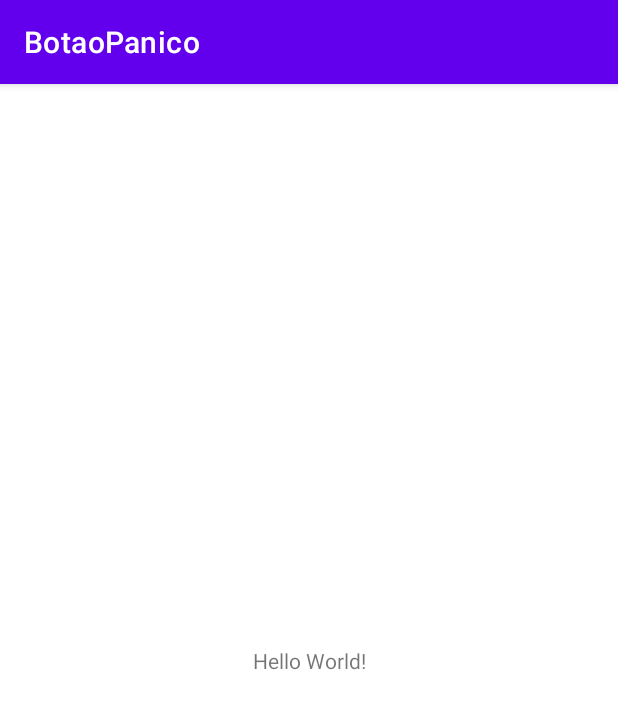
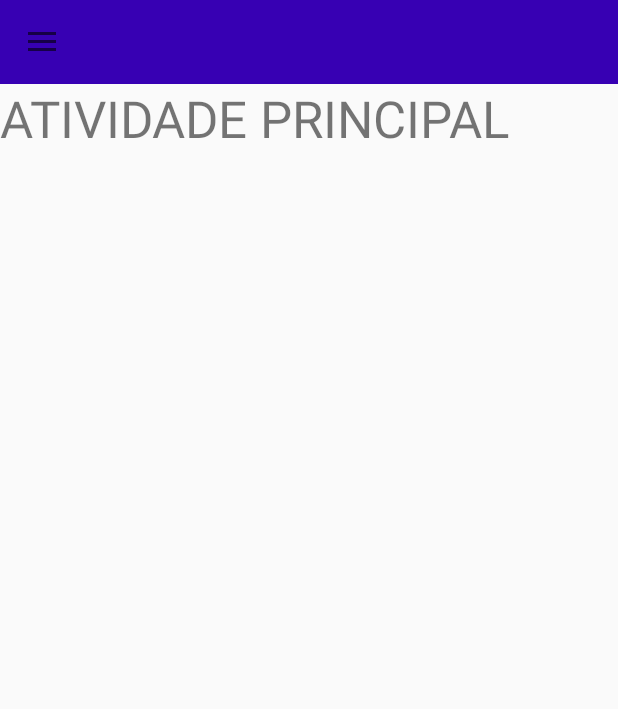
Before and after one commit to JackFrosst/BotaoDePanico, an Android app: the screen it shows after launch (MainActivity), on a phone screen of 412 x 824 dp. Shown: the top 709 px of the screen. Run offline under Robolectric (Android 15) with nearby library versions, the phone set to English and light mode, and no system bars.

Commit message:
add menu gaveta

```diff
--- a/app/src/main/AndroidManifest.xml
+++ b/app/src/main/AndroidManifest.xml
@@ -8,8 +8,9 @@
         android:label="@string/app_name"
         android:roundIcon="@mipmap/ic_launcher_round"
         android:supportsRtl="true"
-        android:theme="@style/Theme.BotaoPanico">
-        <activity android:name=".MainActivity">
+        android:theme="@style/Theme.AppCompat.DayNight.NoActionBar">
+        <activity android:name=".MainActivity"
+                  android:launchMode="singleTop">
             <intent-filter>
                 <action android:name="android.intent.action.MAIN" />
 
--- a/app/src/main/java/botaopanico/principal/MainActivity.java
+++ b/app/src/main/java/botaopanico/principal/MainActivity.java
@@ -1,14 +1,75 @@
 package botaopanico.principal;
 
+import androidx.annotation.NonNull;
+import androidx.appcompat.app.ActionBarDrawerToggle;
 import androidx.appcompat.app.AppCompatActivity;
+import androidx.appcompat.widget.Toolbar;
+import androidx.core.view.GravityCompat;
+import androidx.drawerlayout.widget.DrawerLayout;
 
+import android.content.Intent;
 import android.os.Bundle;
+import android.view.MenuItem;
 
-public class MainActivity extends AppCompatActivity {
+import com.google.android.material.navigation.NavigationView;
+
+public class MainActivity extends AppCompatActivity implements NavigationView.OnNavigationItemSelectedListener {
+
+    Toolbar toolbar;
+    DrawerLayout drawerLayout;
+    ActionBarDrawerToggle actionBarDrawerToggle;
+    NavigationView navigationView;
 
     @Override
     protected void onCreate(Bundle savedInstanceState) {
         super.onCreate(savedInstanceState);
         setContentView(R.layout.activity_main);
+
+        drawerLayout = findViewById(R.id.drawer_layout);
+        toolbar = findViewById(R.id.toolbar);
+        navigationView = findViewById(R.id.navigationView);
+        navigationView.setNavigationItemSelectedListener(this);
+
+
+        //adicionando o botão para acionar o menu gaveta
+        actionBarDrawerToggle = new ActionBarDrawerToggle(this,drawerLayout,toolbar,
+                R.string.abrir,R.string.fechar);
+        drawerLayout.addDrawerListener(actionBarDrawerToggle);
+        actionBarDrawerToggle.setDrawerIndicatorEnabled(true);
+        actionBarDrawerToggle.syncState();
+
     }
+
+    //permite escolher os itens do menu
+    @Override
+    public boolean onNavigationItemSelected(MenuItem item) {
+
+        switch (item.getItemId()){
+            case R.id.adicionarRementente:
+                fechaMenuGaveta();
+                break;
+            case R.id.removerRementente:
+                fechaMenuGaveta();
+                break;
+            case R.id.alerta:
+                fechaMenuGaveta();
+                break;
+            case R.id.duvida:
+                fechaMenuGaveta();
+                break;
+            case R.id.configuracao:
+                fechaMenuGaveta();
+                break;
+            default:
+                break;
+        }
+
+        return true;
+    }
+
+    //fecha o menu gaveta
+    private void fechaMenuGaveta() {
+        drawerLayout.closeDrawer(GravityCompat.START);
+    }
+
 }
--- a/app/src/main/res/layout/activity_main.xml
+++ b/app/src/main/res/layout/activity_main.xml
@@ -1,18 +1,41 @@
 <?xml version="1.0" encoding="utf-8"?>
-<androidx.constraintlayout.widget.ConstraintLayout xmlns:android="http://schemas.android.com/apk/res/android"
+<androidx.drawerlayout.widget.DrawerLayout xmlns:android="http://schemas.android.com/apk/res/android"
     xmlns:app="http://schemas.android.com/apk/res-auto"
     xmlns:tools="http://schemas.android.com/tools"
     android:layout_width="match_parent"
     android:layout_height="match_parent"
-    tools:context=".MainActivity">
+    tools:context=".MainActivity"
+    android:id="@+id/drawer_layout">
 
-    <TextView
-        android:layout_width="wrap_content"
+    <LinearLayout
+
+        android:layout_width="match_parent"
         android:layout_height="wrap_content"
-        android:text="Hello World!"
-        app:layout_constraintBottom_toBottomOf="parent"
-        app:layout_constraintLeft_toLeftOf="parent"
-        app:layout_constraintRight_toRightOf="parent"
-        app:layout_constraintTop_toTopOf="parent" />
+        android:orientation="vertical">
 
-</androidx.constraintlayout.widget.ConstraintLayout>
+        <include
+            layout="@layout/toolbar"
+            android:layout_width="match_parent"
+            android:layout_height="wrap_content" />
+
+        <TextView
+            android:id="@+id/textView2"
+            android:layout_width="match_parent"
+            android:layout_height="wrap_content"
+            android:text="ATIVIDADE PRINCIPAL"
+            android:textSize="34sp" />
+
+    </LinearLayout>
+
+
+    <com.google.android.material.navigation.NavigationView
+        android:layout_width="match_parent"
+        android:layout_height="match_parent"
+        android:id="@+id/navigationView"
+        app:menu="@menu/menu"
+        app:headerLayout="@layout/header"
+        android:layout_gravity="start"
+        android:fitsSystemWindows="true">
+    </com.google.android.material.navigation.NavigationView>
+
+</androidx.drawerlayout.widget.DrawerLayout>
--- /dev/null
+++ b/app/src/main/res/layout/toolbar.xml
@@ -0,0 +1,12 @@
+<?xml version="1.0" encoding="utf-8"?>
+<LinearLayout xmlns:android="http://schemas.android.com/apk/res/android"
+    android:layout_width="match_parent"
+    android:layout_height="match_parent">
+
+    <androidx.appcompat.widget.Toolbar
+        android:id="@+id/toolbar"
+        android:layout_width="match_parent"
+        android:layout_height="?actionBarSize"
+        android:background="@color/design_default_color_primary_dark" />
+
+</LinearLayout>
--- /dev/null
+++ b/app/src/main/res/menu/menu.xml
@@ -0,0 +1,25 @@
+<?xml version="1.0" encoding="utf-8"?>
+<menu xmlns:android="http://schemas.android.com/apk/res/android">
+
+    <item android:title="Opções">
+        <menu>
+            <item
+                android:id="@+id/adicionarRementente"
+                android:title="Adicionar Rementente" />
+            <item
+                android:id="@+id/removerRementente"
+                android:title="Remover Remetente" />
+            <item
+                android:id="@+id/alerta"
+                android:title="Alertas" />
+            <item
+                android:id="@+id/duvida"
+                android:title="Dúvidas" />
+            <item
+                android:id="@+id/configuracao"
+                android:title="Configurações" />
+        </menu>
+    </item>
+
+
+</menu>
--- a/app/src/main/res/values/strings.xml
+++ b/app/src/main/res/values/strings.xml
@@ -1,3 +1,5 @@
 <resources>
     <string name="app_name">BotaoPanico</string>
+    <string name="abrir" />
+    <string name="fechar" />
 </resources>
```
Also changed, not shown: app/src/main/res/layout/header.xml (added, +23 -0 lines).
